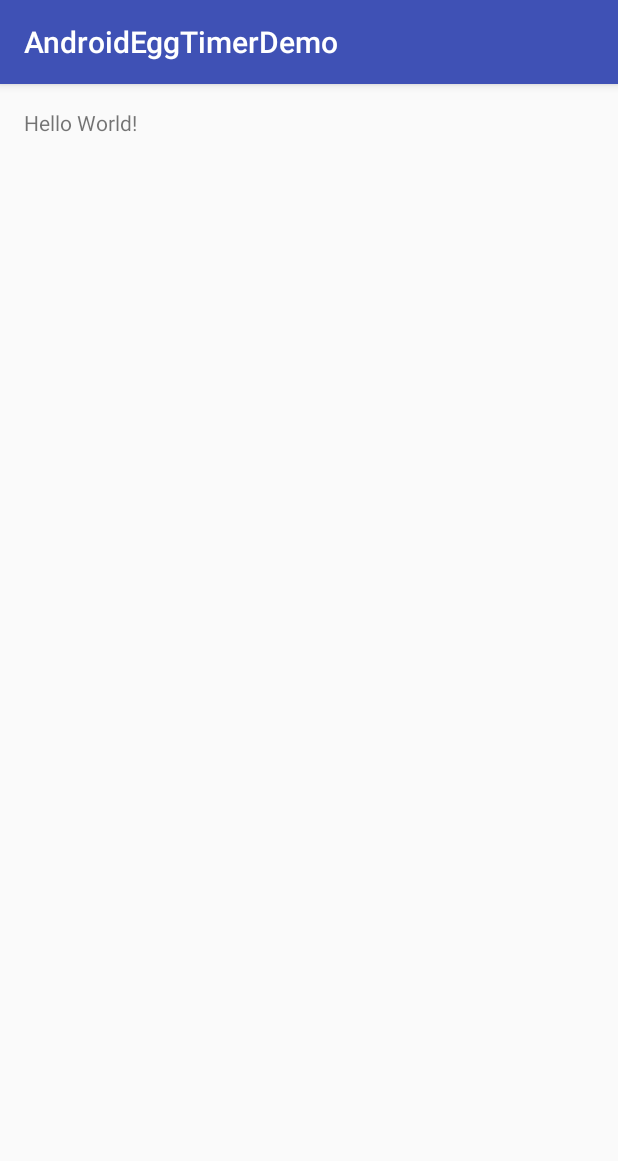
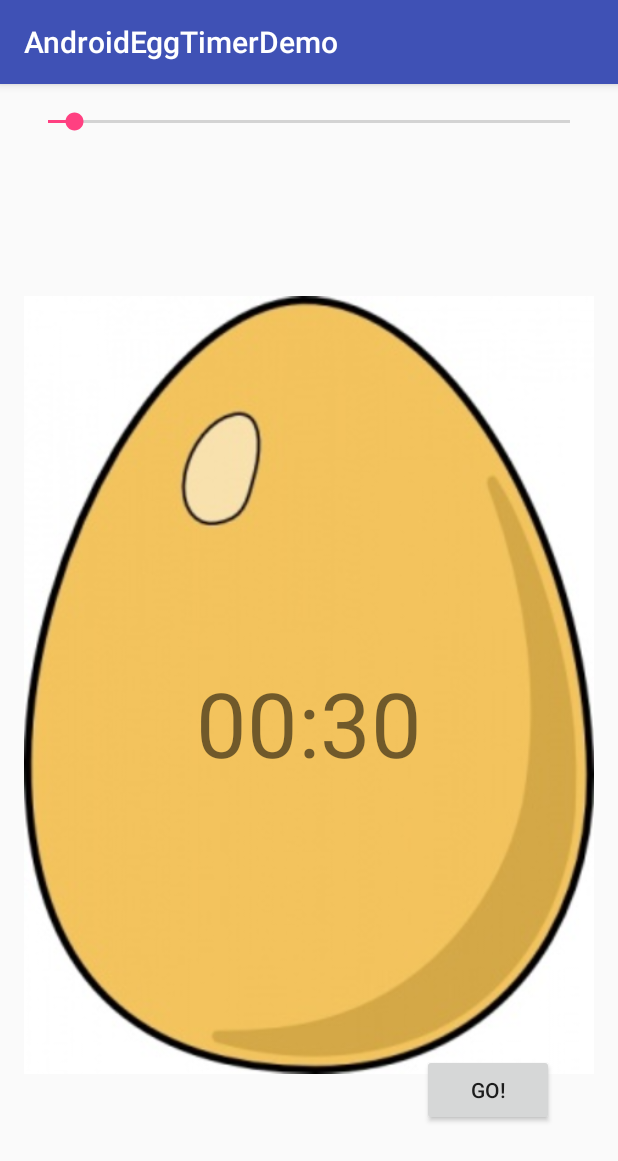
Before and after one commit to zacck-zz/AndroidEggTimerDemo, an Android app: the screen it shows after launch (MainActivity), on a phone screen of 412 x 824 dp. Shown: the top 1161 px of the screen. Run offline under Robolectric (Android 15) with nearby library versions, the phone set to English and light mode, and no system bars.

Commit message:
Addes the UI elements to code plus basic interaction between textview and seekbar values

```diff
--- a/app/src/main/java/com/zacck/androideggtimerdemo/MainActivity.java
+++ b/app/src/main/java/com/zacck/androideggtimerdemo/MainActivity.java
@@ -2,6 +2,8 @@ package com.zacck.androideggtimerdemo;
 
 import android.support.v7.app.AppCompatActivity;
 import android.os.Bundle;
+import android.widget.SeekBar;
+import android.widget.TextView;
 
 public class MainActivity extends AppCompatActivity {
 
@@ -9,5 +11,38 @@ public class MainActivity extends AppCompatActivity {
     protected void onCreate(Bundle savedInstanceState) {
         super.onCreate(savedInstanceState);
         setContentView(R.layout.activity_main);
+        //lets set up the seekbar
+        SeekBar mTimerSeekBar = (SeekBar)findViewById(R.id.mEggTimerSeekBar);
+        final TextView mTimerText = (TextView)findViewById(R.id.tvEggTimer);
+
+        mTimerSeekBar.setMax(600);
+        mTimerSeekBar.setProgress(30);
+
+
+
+        mTimerSeekBar.setOnSeekBarChangeListener(new SeekBar.OnSeekBarChangeListener() {
+            @Override
+            public void onProgressChanged(SeekBar seekBar, int progress, boolean fromUser) {
+
+                //convert time to minutes and seconds
+                //get the number of whole minutes left over
+                int minutes = (int)progress/60;
+                //get the number of seconds leftover after the minutes by removing the seconds included in the minutes
+                int seconds = progress-minutes*60;
+
+                //put the values on the timertextview
+                mTimerText.setText(Integer.toString(minutes)+":"+Integer.toString(seconds));
+            }
+
+            @Override
+            public void onStartTrackingTouch(SeekBar seekBar) {
+
+            }
+
+            @Override
+            public void onStopTrackingTouch(SeekBar seekBar) {
+
+            }
+        });
     }
 }
--- a/app/src/main/res/layout/activity_main.xml
+++ b/app/src/main/res/layout/activity_main.xml
@@ -9,8 +9,42 @@
     android:paddingTop="@dimen/activity_vertical_margin"
     tools:context="com.zacck.androideggtimerdemo.MainActivity">
 
+    <SeekBar
+        android:layout_width="fill_parent"
+        android:layout_height="wrap_content"
+        android:id="@+id/mEggTimerSeekBar"
+        android:layout_alignParentTop="true"
+        android:layout_alignParentLeft="true"
+        android:layout_alignParentStart="true"
+        android:indeterminate="false" />
+
+    <ImageView
+        android:layout_width="fill_parent"
+        android:layout_height="fill_parent"
+        android:id="@+id/imageView"
+        android:layout_below="@+id/mEggTimerSeekBar"
+        android:layout_alignParentLeft="true"
+        android:layout_alignParentStart="true"
+        android:src="@drawable/egg"
+        android:layout_marginTop="15dp" />
+
     <TextView
         android:layout_width="wrap_content"
         android:layout_height="wrap_content"
-        android:text="Hello World!" />
+        android:text="00:30"
+        android:id="@+id/tvEggTimer"
+        android:textSize="60sp"
+        android:layout_alignParentBottom="true"
+        android:layout_centerHorizontal="true"
+        android:layout_marginBottom="286dp" />
+
+    <Button
+        android:layout_width="wrap_content"
+        android:layout_height="wrap_content"
+        android:text="Go!"
+        android:id="@+id/btEggTimerController"
+        android:layout_alignParentBottom="true"
+        android:layout_toRightOf="@+id/tvEggTimer"
+        android:layout_toEndOf="@+id/tvEggTimer"
+        android:layout_marginBottom="57dp" />
 </RelativeLayout>
```
Also changed, not shown: app/src/main/res/drawable/egg.jpg (renamed from app/src/main/res/raw/egg.jpg).
